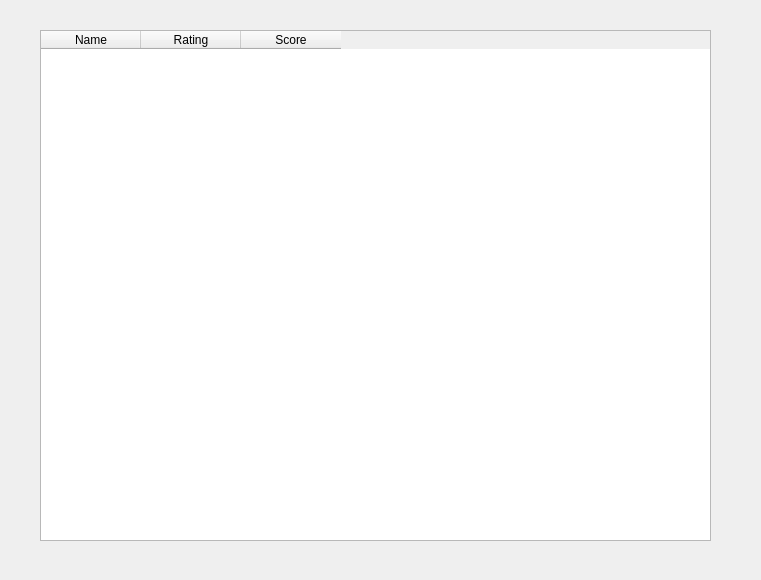
RDG0818/SwissSystem2, file viewtournament.ui: the form before one commit.
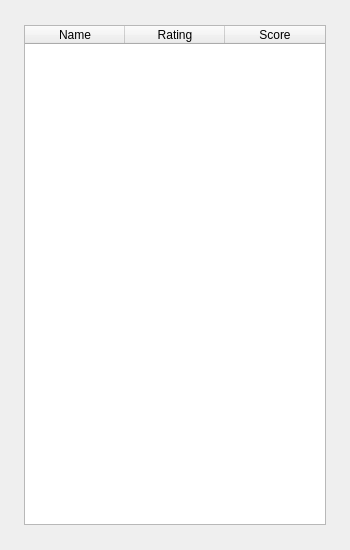
The form after the commit.

```diff
--- a/viewtournament.ui
+++ b/viewtournament.ui
@@ -6,8 +6,8 @@
    <rect>
     <x>0</x>
     <y>0</y>
-    <width>761</width>
-    <height>580</height>
+    <width>350</width>
+    <height>550</height>
    </rect>
   </property>
   <property name="windowTitle">
@@ -16,12 +16,15 @@
   <widget class="QTableWidget" name="tableWidget">
    <property name="geometry">
     <rect>
-     <x>40</x>
-     <y>30</y>
-     <width>671</width>
-     <height>511</height>
+     <x>24</x>
+     <y>25</y>
+     <width>302</width>
+     <height>500</height>
     </rect>
    </property>
+   <property name="sizeAdjustPolicy">
+    <enum>QAbstractScrollArea::AdjustIgnored</enum>
+   </property>
    <property name="rowCount">
     <number>0</number>
    </property>
```
